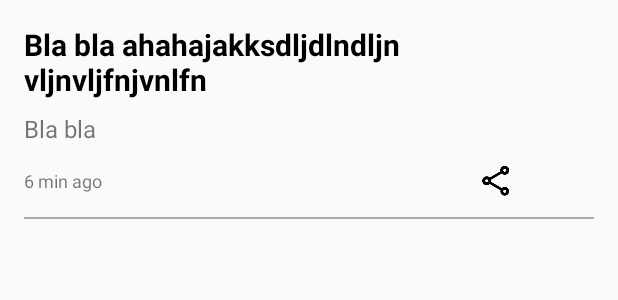
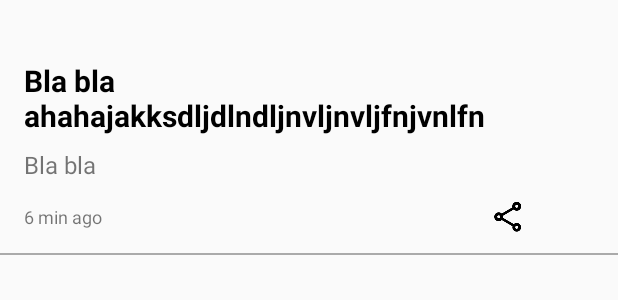
Before and after one commit to CredoMb/NewsFeed, an Android app: the layout news_list_item.xml on its own in the app's theme, with its tools: preview values and no code run, on a phone screen of 412 x 824 dp. Shown: the top 300 px of the screen. Run offline under Robolectric (Android 15) with nearby library versions, the phone set to English and light mode, and no system bars; Roboto replaces fonts that are not available here.

Commit message:
Restructure the list item layout

```diff
--- a/app/src/main/java/com/example/android/newsfeed/MainActivity.java
+++ b/app/src/main/java/com/example/android/newsfeed/MainActivity.java
@@ -268,6 +268,8 @@ public class MainActivity extends AppCompatActivity
         String API_KEY = "";
         String fields_to_show = "thumbnail,trailText";
 
+        // Le ration pixel - ecran : Je m'en rappelle
+
         // Make an Uri Builder with the GUARDIAN_REQUEST_URL as the base Uri
         Uri baseUri = Uri.parse(GUARDIAN_REQUEST_URL + mTopic);
         Uri.Builder uriBuilder = baseUri.buildUpon();
--- a/app/src/main/res/layout/activity_main.xml
+++ b/app/src/main/res/layout/activity_main.xml
@@ -26,15 +26,18 @@
             android:layout_width="wrap_content"
             android:layout_height="wrap_content"
             android:layout_gravity="center_horizontal"
-            android:layout_centerInParent="true"/>
+            android:layout_centerInParent="true"
+            />
 
     </RelativeLayout>
 
     <!-- This group View will contain the empty state
          of the application -->
-
     <RelativeLayout
         android:id="@+id/empty_group_view"
+        android:layout_width="match_parent"
+        android:layout_height="match_parent">
+    <RelativeLayout
         android:layout_width="match_parent"
         android:layout_height="match_parent"
         >
@@ -44,7 +47,8 @@
             android:layout_width="match_parent"
             android:layout_height="match_parent"
             android:src = "@drawable/no_internet_image"
-            android:scaleType="centerCrop"/>
+            android:scaleType="centerCrop"
+            />
 
         <!-- Group View that contains all the texts of the empty state-->
         <LinearLayout
@@ -52,7 +56,7 @@
             android:layout_width="wrap_content"
             android:layout_height="wrap_content"
             android:orientation="vertical"
-            android:layout_above="@id/refresh_tv"
+            android:layout_alignParentBottom="true"
             android:layout_centerHorizontal="true"
             android:paddingBottom="@dimen/empty_state_bottom_margin">
 
@@ -82,6 +86,8 @@
                 android:textColor="@color/colorEmptyStateText" />
         </LinearLayout>
 
+    </RelativeLayout>
+
     <TextView
         android:id="@+id/refresh_tv"
         android:layout_width="match_parent"
@@ -95,8 +101,5 @@
         android:fontFamily="roboto"
         android:background="@color/colorEmptyStateRefresh"
         />
-
     </RelativeLayout>
-
-
 </FrameLayout>
--- a/app/src/main/res/layout/news_list_item.xml
+++ b/app/src/main/res/layout/news_list_item.xml
@@ -4,26 +4,29 @@
     android:layout_width="match_parent"
     android:layout_height="wrap_content"
     android:orientation="vertical"
-    android:paddingStart="16dp"
     android:paddingTop="16dp"
-    android:paddingEnd="16dp">
+    >
+
+    <ImageView
+        android:id="@+id/article_image_Iv"
+        android:layout_width="match_parent"
+        android:layout_height="wrap_content" />
 
     <LinearLayout
         android:id="@+id/article_main_info_Vg"
         android:layout_width="match_parent"
         android:layout_height="wrap_content"
-        android:orientation="horizontal">
-
-        <LinearLayout
-            android:layout_width="0dp"
-            android:layout_height="wrap_content"
-            android:layout_weight="2"
-            android:orientation="vertical">
+        android:orientation="vertical"
+        android:paddingStart="16dp"
+        android:paddingTop="24dp"
+        android:paddingEnd="16dp"
+        >
 
             <TextView
                 android:id="@+id/article_title_tv"
                 android:layout_width="wrap_content"
                 android:layout_height="wrap_content"
+                android:paddingEnd="16dp"
                 android:layout_marginBottom="8dp"
                 android:text="Bla bla ahahajakksdljdlndljnvljnvljfnjvnlfn"
                 android:textColor="@android:color/black"
@@ -34,24 +37,9 @@
                 android:id="@+id/article_trailText_tv"
                 android:layout_width="wrap_content"
                 android:layout_height="wrap_content"
-                android:layout_below="@id/article_title_tv"
+                android:paddingEnd="16dp"
                 android:text="Bla bla"
                 android:textSize="16sp" />
-        </LinearLayout>
-
-        <FrameLayout
-            android:layout_width="0dp"
-            android:layout_height="wrap_content"
-            android:layout_weight="1"
-            android:layout_marginLeft="4dp">
-
-            <ImageView
-                android:id="@+id/article_image_Iv"
-                android:layout_width="80dp"
-                android:layout_height="wrap_content"
-                android:layout_gravity="center"/>
-
-        </FrameLayout>
 
     </LinearLayout>
 
@@ -60,13 +48,15 @@
         android:id="@+id/article_extra_info_Vg"
         android:layout_width="match_parent"
         android:layout_height="wrap_content"
+        android:paddingStart="16dp"
+        android:paddingEnd="16dp"
         android:orientation="horizontal">
 
         <TextView
             android:id="@+id/article_published_time_tv"
             android:layout_width="0dp"
             android:layout_height="48dp"
-            android:layout_weight="3"
+            android:layout_weight="4"
             android:gravity="center_vertical"
             android:text="6 min ago"
             android:textSize="12sp" />
@@ -76,7 +66,7 @@
             android:layout_width="48dp"
             android:layout_height="48dp"
             android:layout_weight="1"
-            android:gravity="center"
+            android:layout_gravity="end"
             android:background="@android:color/transparent"
             android:src="@drawable/outline_share_black_24" />
 
--- a/app/src/main/res/values/dimen.xml
+++ b/app/src/main/res/values/dimen.xml
@@ -4,7 +4,7 @@
     <dimen name="recycler_spacing">8dp</dimen>
 
     <!-- The margin for the bottom of the empty state group view-->
-    <dimen name="empty_state_bottom_margin">80dp</dimen>
+    <dimen name="empty_state_bottom_margin">172dp</dimen>
 
     <!-- The padding for the bottom of the empty state title-->
     <dimen name="empty_state_title_padding">8dp</dimen>
```
Lines whose indentation alone changed are shown as unchanged.
